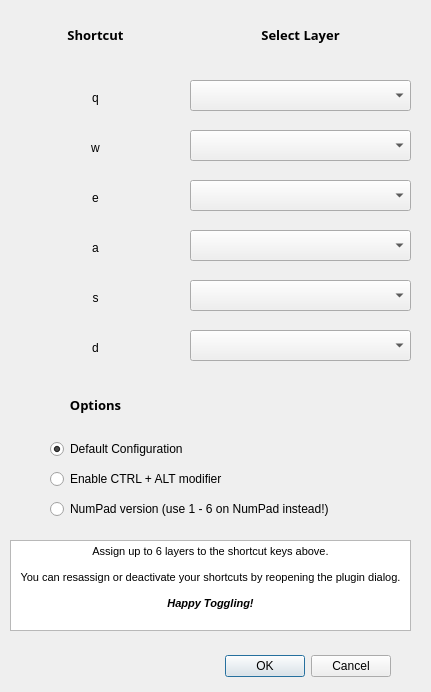
First picture: the form in vis_toggler_dialog_base.ui, repository staffordsmith83/QGIS-layer-toggler-multi, before the edit.
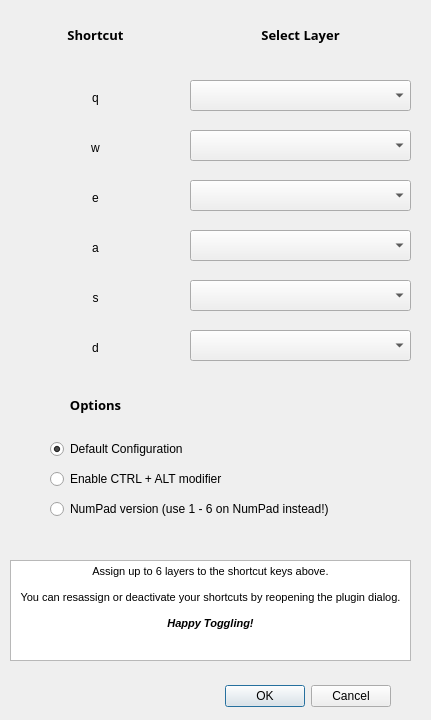
Second picture: the form after the edit. Custom widgets are drawn as their Qt base class.

Commit message: Fixed ui for linux screens

```diff
--- a/vis_toggler_dialog_base.ui
+++ b/vis_toggler_dialog_base.ui
@@ -7,7 +7,7 @@
     <x>0</x>
     <y>0</y>
     <width>431</width>
-    <height>692</height>
+    <height>720</height>
    </rect>
   </property>
   <property name="windowTitle">
@@ -17,7 +17,7 @@
    <property name="geometry">
     <rect>
      <x>220</x>
-     <y>650</y>
+     <y>680</y>
      <width>171</width>
      <height>32</height>
     </rect>
@@ -279,21 +279,21 @@
    <property name="geometry">
     <rect>
      <x>10</x>
-     <y>540</y>
+     <y>560</y>
      <width>401</width>
-     <height>91</height>
+     <height>101</height>
     </rect>
    </property>
    <property name="html">
     <string>&lt;!DOCTYPE HTML PUBLIC &quot;-//W3C//DTD HTML 4.0//EN&quot; &quot;http://www.w3.org/TR/REC-html40/strict.dtd&quot;&gt;
 &lt;html&gt;&lt;head&gt;&lt;meta name=&quot;qrichtext&quot; content=&quot;1&quot; /&gt;&lt;style type=&quot;text/css&quot;&gt;
 p, li { white-space: pre-wrap; }
-&lt;/style&gt;&lt;/head&gt;&lt;body style=&quot; font-family:'MS Shell Dlg 2'; font-size:8.25pt; font-weight:400; font-style:normal;&quot;&gt;
-&lt;p align=&quot;center&quot; style=&quot; margin-top:0px; margin-bottom:0px; margin-left:0px; margin-right:0px; -qt-block-indent:0; text-indent:0px;&quot;&gt;&lt;span style=&quot; font-size:7.875pt;&quot;&gt;Assign up to 6 layers to the shortcut keys above.&lt;/span&gt;&lt;/p&gt;
-&lt;p align=&quot;center&quot; style=&quot;-qt-paragraph-type:empty; margin-top:0px; margin-bottom:0px; margin-left:0px; margin-right:0px; -qt-block-indent:0; text-indent:0px; font-size:7.875pt;&quot;&gt;&lt;br /&gt;&lt;/p&gt;
-&lt;p align=&quot;center&quot; style=&quot; margin-top:0px; margin-bottom:0px; margin-left:0px; margin-right:0px; -qt-block-indent:0; text-indent:0px;&quot;&gt;&lt;span style=&quot; font-size:7.875pt;&quot;&gt;You can resassign or deactivate your shortcuts by reopening the plugin dialog.&lt;/span&gt;&lt;/p&gt;
-&lt;p align=&quot;center&quot; style=&quot;-qt-paragraph-type:empty; margin-top:0px; margin-bottom:0px; margin-left:0px; margin-right:0px; -qt-block-indent:0; text-indent:0px; font-size:7.875pt;&quot;&gt;&lt;br /&gt;&lt;/p&gt;
-&lt;p align=&quot;center&quot; style=&quot; margin-top:0px; margin-bottom:0px; margin-left:0px; margin-right:0px; -qt-block-indent:0; text-indent:0px;&quot;&gt;&lt;span style=&quot; font-size:7.875pt; font-weight:600; font-style:italic;&quot;&gt;Happy Toggling!&lt;/span&gt;&lt;/p&gt;&lt;/body&gt;&lt;/html&gt;</string>
+&lt;/style&gt;&lt;/head&gt;&lt;body style=&quot; font-family:'Sans'; font-size:9pt; font-weight:400; font-style:normal;&quot;&gt;
+&lt;p align=&quot;center&quot; style=&quot; margin-top:0px; margin-bottom:0px; margin-left:0px; margin-right:0px; -qt-block-indent:0; text-indent:0px;&quot;&gt;&lt;span style=&quot; font-family:'MS Shell Dlg 2'; font-size:7.875pt;&quot;&gt;Assign up to 6 layers to the shortcut keys above.&lt;/span&gt;&lt;/p&gt;
+&lt;p align=&quot;center&quot; style=&quot;-qt-paragraph-type:empty; margin-top:0px; margin-bottom:0px; margin-left:0px; margin-right:0px; -qt-block-indent:0; text-indent:0px; font-family:'MS Shell Dlg 2'; font-size:7.875pt;&quot;&gt;&lt;br /&gt;&lt;/p&gt;
+&lt;p align=&quot;center&quot; style=&quot; margin-top:0px; margin-bottom:0px; margin-left:0px; margin-right:0px; -qt-block-indent:0; text-indent:0px;&quot;&gt;&lt;span style=&quot; font-family:'MS Shell Dlg 2'; font-size:7.875pt;&quot;&gt;You can resassign or deactivate your shortcuts by reopening the plugin dialog.&lt;/span&gt;&lt;/p&gt;
+&lt;p align=&quot;center&quot; style=&quot;-qt-paragraph-type:empty; margin-top:0px; margin-bottom:0px; margin-left:0px; margin-right:0px; -qt-block-indent:0; text-indent:0px; font-family:'MS Shell Dlg 2'; font-size:7.875pt;&quot;&gt;&lt;br /&gt;&lt;/p&gt;
+&lt;p align=&quot;center&quot; style=&quot; margin-top:0px; margin-bottom:0px; margin-left:0px; margin-right:0px; -qt-block-indent:0; text-indent:0px;&quot;&gt;&lt;span style=&quot; font-family:'MS Shell Dlg 2'; font-size:7.875pt; font-weight:600; font-style:italic;&quot;&gt;Happy Toggling!&lt;/span&gt;&lt;/p&gt;&lt;/body&gt;&lt;/html&gt;</string>
    </property>
   </widget>
   <widget class="QRadioButton" name="modifierButton_1">
```
Left out of the diff: 12 changed lines with no effect on the pictures.
